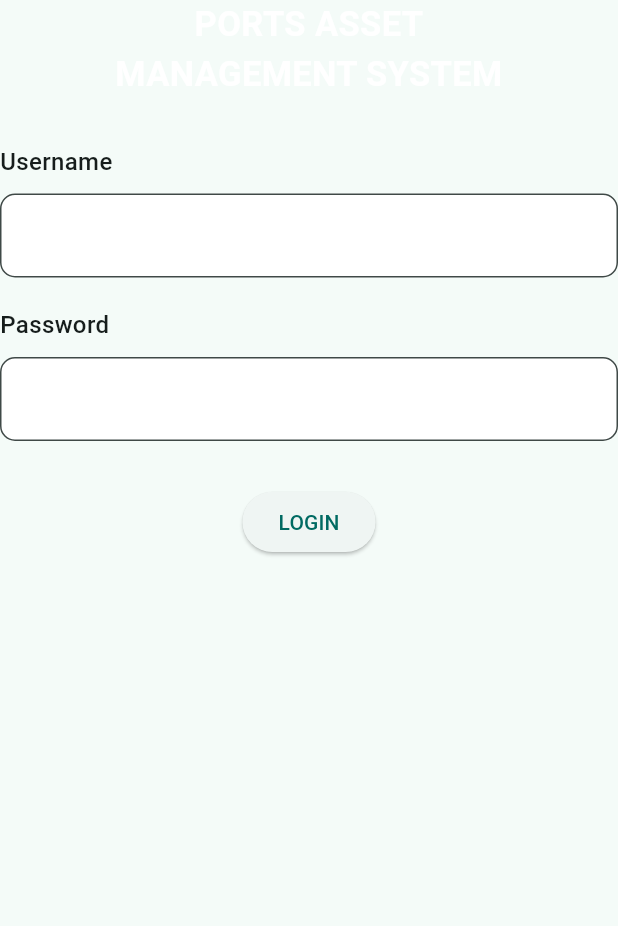
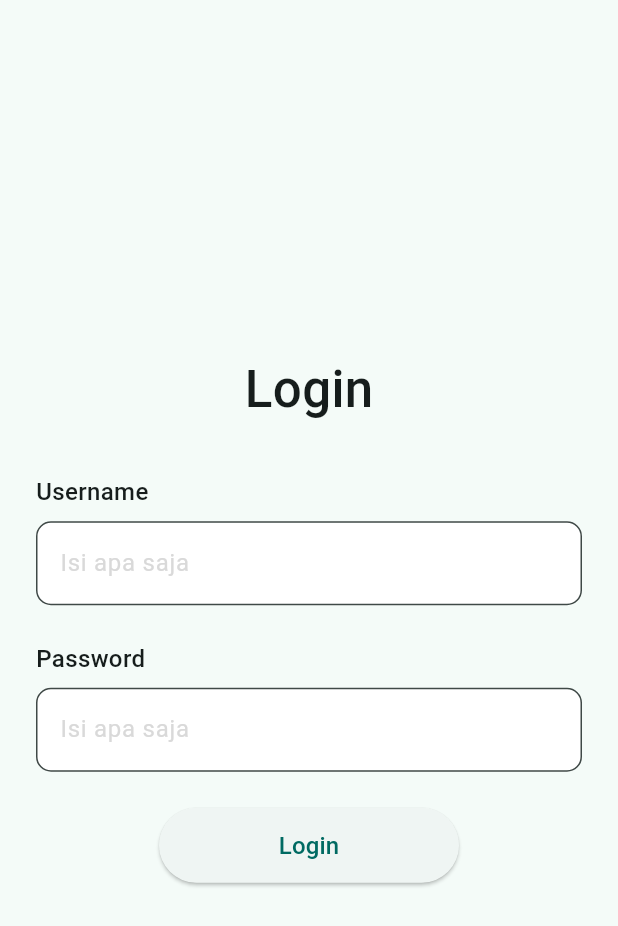
Before and after one commit to randytia29/kampung_snack, a Flutter app: the screen it shows after launch, on a phone screen of 412 x 824 dp. Shown: the top 926 px of the screen. Run offline on Flutter 3.47's test engine with Material 2 defaults, Android fonts, the phone set to English and light mode, and no system bars; our stand-ins replace bloc, equatable, flutter_bloc, get_it, shared_preferences.

Commit message:
login web

```diff
--- a/lib/app.dart
+++ b/lib/app.dart
@@ -1,5 +1,8 @@
 import 'package:flutter/material.dart';
+import 'package:kampung_snack/screens/home_screen.dart';
 import 'package:kampung_snack/screens/login_screen.dart';
+import 'package:kampung_snack/sl.dart';
+import 'package:kampung_snack/utils/shared_pref.dart';
 
 import 'theme_manager/theme_data_manager.dart';
 
@@ -8,9 +11,11 @@ class MyApp extends StatelessWidget {
 
   @override
   Widget build(BuildContext context) {
+    final token = sl<SharedPref>().getAccessToken();
+
     return MaterialApp(
       theme: getApplicationThemeData(),
-      home: const LoginScreen(),
+      home: token == null ? const LoginScreen() : const HomeScreen(),
     );
   }
 }
--- a/lib/screens/login_screen.dart
+++ b/lib/screens/login_screen.dart
@@ -1,8 +1,12 @@
 import 'package:flutter/material.dart';
+import 'package:flutter_bloc/flutter_bloc.dart';
+import 'package:kampung_snack/features/auth/cubit/login_cubit.dart';
+import 'package:kampung_snack/screens/home_screen.dart';
+import 'package:kampung_snack/sl.dart';
+import 'package:kampung_snack/theme_manager/navigation_manager.dart';
 
-import '../widgets/custom_text_form.dart';
-import '../widgets/login_title.dart';
-import '../widgets/ports_button.dart';
+import '../widgets/login_mobile_page.dart';
+import '../widgets/login_web_page.dart';
 
 class LoginScreen extends StatefulWidget {
   const LoginScreen({super.key});
@@ -13,74 +17,62 @@ class LoginScreen extends StatefulWidget {
 
 class _LoginScreenState extends State<LoginScreen> {
   final _formKey = GlobalKey<FormState>();
-  late TextEditingController usernameController;
-  late TextEditingController passwordController;
+  late TextEditingController _usernameController;
+  late TextEditingController _passwordController;
+
+  late LoginCubit _loginCubit;
 
   @override
   void initState() {
     super.initState();
-    usernameController = TextEditingController();
-    passwordController = TextEditingController();
+    _usernameController = TextEditingController();
+    _passwordController = TextEditingController();
+
+    _loginCubit = sl<LoginCubit>();
   }
 
   @override
   void dispose() {
-    usernameController.dispose();
-    passwordController.dispose();
+    _usernameController.dispose();
+    _passwordController.dispose();
+
+    _loginCubit.close();
     super.dispose();
   }
 
   @override
   Widget build(BuildContext context) {
     return Scaffold(
-      body: Form(
-        key: _formKey,
-        child: Column(
-          children: [
-            const LoginTitle(),
-            const SizedBox(
-              height: 30,
-            ),
-            CustomTextForm(
-              controller: usernameController,
-              textInputAction: TextInputAction.next,
-              validate: (value) {
-                if ((value ?? '').isEmpty) {
-                  return 'Isi username';
+      body: BlocProvider(
+        create: (BuildContext context) => _loginCubit,
+        child: BlocListener<LoginCubit, LoginState>(
+          listener: (BuildContext context, loginState) {
+            if (loginState is LoginSuccess) {
+              context.toJumpPage(const HomeScreen());
+            }
+          },
+          child: Form(
+            key: _formKey,
+            child: LayoutBuilder(
+              builder: (context, constraints) {
+                if (constraints.maxWidth <= 600) {
+                  return LoginMobilePage(
+                    usernameController: _usernameController,
+                    passwordController: _passwordController,
+                    formKey: _formKey,
+                    loginCubit: _loginCubit,
+                  );
                 } else {
-                  return null;
+                  return LoginWebPage(
+                    usernameController: _usernameController,
+                    passwordController: _passwordController,
+                    formKey: _formKey,
+                    loginCubit: _loginCubit,
+                  );
                 }
               },
-              title: 'Username',
             ),
-            const SizedBox(
-              height: 20,
-            ),
-            CustomTextForm(
-              controller: passwordController,
-              obscureText: true,
-              validate: (value) {
-                if ((value ?? '').isEmpty) {
-                  return 'Isi password';
-                } else {
-                  return null;
-                }
-              },
-              title: 'Password',
-            ),
-            const SizedBox(
-              height: 30,
-            ),
-            PortsButton(
-              text: 'LOGIN',
-              onTap: () {
-                if ((_formKey.currentState ?? FormState()).validate()) {}
-              },
-            ),
-            const SizedBox(
-              height: 30,
-            ),
-          ],
+          ),
         ),
       ),
     );
--- a/lib/theme_manager/navigation_manager.dart
+++ b/lib/theme_manager/navigation_manager.dart
@@ -26,4 +26,10 @@ extension Navigate on BuildContext {
 
   void toPageSlide(Widget page) =>
       Navigator.of(this).push(NavigateManager._routeTransition(page));
+
+  void toJumpPage(Widget page) => Navigator.of(this).pushReplacement(
+        MaterialPageRoute(
+          builder: (context) => page,
+        ),
+      );
 }
--- a/lib/widgets/ports_button.dart
+++ b/lib/widgets/custom_button.dart
@@ -1,27 +1,24 @@
 import 'package:flutter/material.dart';
 
-class PortsButton extends StatelessWidget {
-  const PortsButton({
+class CustomButton extends StatelessWidget {
+  const CustomButton({
     Key? key,
     required this.text,
     required this.onTap,
-    this.size,
-    this.fontSize,
   }) : super(key: key);
 
   final String text;
   final void Function()? onTap;
-  final Size? size;
-  final double? fontSize;
 
   @override
   Widget build(BuildContext context) {
     return ElevatedButton(
+      style: ElevatedButton.styleFrom(minimumSize: const Size(200, 50)),
       onPressed: onTap,
       child: Text(
         text,
-        style: TextStyle(
-          fontSize: fontSize,
+        style: const TextStyle(
+          fontSize: 16,
         ),
       ),
     );
--- a/lib/widgets/custom_text_form.dart
+++ b/lib/widgets/custom_text_form.dart
@@ -1,5 +1,6 @@
 import 'package:flutter/material.dart';
 import 'package:kampung_snack/theme_manager/color_manager.dart';
+import 'package:kampung_snack/theme_manager/space_manager.dart';
 
 class CustomTextForm extends StatelessWidget {
   const CustomTextForm({
@@ -9,7 +10,6 @@ class CustomTextForm extends StatelessWidget {
     this.obscureText = false,
     this.textInputAction,
     required this.title,
-    this.suffix,
     this.textInputType,
   }) : super(key: key);
 
@@ -18,21 +18,20 @@ class CustomTextForm extends StatelessWidget {
   final bool obscureText;
   final TextInputAction? textInputAction;
   final String title;
-  final Widget? suffix;
   final TextInputType? textInputType;
 
   @override
   Widget build(BuildContext context) {
-    return Column(
+    return Padding(
+      padding: const EdgeInsets.symmetric(horizontal: 24),
+      child: Column(
         crossAxisAlignment: CrossAxisAlignment.start,
         children: [
           Text(
             title,
             style: const TextStyle(fontSize: 16, fontWeight: FontWeight.w500),
           ),
-        const SizedBox(
-          height: 10,
-        ),
+          8.0.spaceY,
           TextFormField(
             keyboardType: textInputType,
             style: const TextStyle(fontSize: 16),
@@ -40,9 +39,10 @@ class CustomTextForm extends StatelessWidget {
             obscureText: obscureText,
             controller: controller,
             decoration: InputDecoration(
+              hintText: 'Isi apa saja',
+              hintStyle: TextStyle(color: ColorManager.grey, fontSize: 16),
               fillColor: ColorManager.white,
               filled: true,
-            suffixIcon: suffix,
               border: OutlineInputBorder(
                 borderSide: BorderSide(color: ColorManager.grey),
                 borderRadius: const BorderRadius.all(Radius.circular(10)),
@@ -51,6 +51,7 @@ class CustomTextForm extends StatelessWidget {
             validator: validate,
           ),
         ],
+      ),
     );
   }
 }
--- /dev/null
+++ b/lib/widgets/login_mobile_page.dart
@@ -0,0 +1,71 @@
+import 'package:flutter/material.dart';
+import 'package:kampung_snack/theme_manager/space_manager.dart';
+
+import '../features/auth/cubit/login_cubit.dart';
+import 'custom_button.dart';
+import 'custom_text_form.dart';
+import 'login_title.dart';
+
+class LoginMobilePage extends StatelessWidget {
+  const LoginMobilePage({
+    super.key,
+    required TextEditingController usernameController,
+    required TextEditingController passwordController,
+    required GlobalKey<FormState> formKey,
+    required LoginCubit loginCubit,
+  })  : _usernameController = usernameController,
+        _passwordController = passwordController,
+        _formKey = formKey,
+        _loginCubit = loginCubit;
+
+  final TextEditingController _usernameController;
+  final TextEditingController _passwordController;
+  final GlobalKey<FormState> _formKey;
+  final LoginCubit _loginCubit;
+
+  @override
+  Widget build(BuildContext context) {
+    return Column(
+      mainAxisAlignment: MainAxisAlignment.center,
+      children: [
+        const LoginTitle(),
+        32.0.spaceY,
+        CustomTextForm(
+          controller: _usernameController,
+          textInputAction: TextInputAction.next,
+          validate: (value) {
+            if ((value ?? '').isEmpty) {
+              return 'Isi username';
+            } else {
+              return null;
+            }
+          },
+          title: 'Username',
+        ),
+        24.0.spaceY,
+        CustomTextForm(
+          controller: _passwordController,
+          obscureText: true,
+          validate: (value) {
+            if ((value ?? '').isEmpty) {
+              return 'Isi password';
+            } else {
+              return null;
+            }
+          },
+          title: 'Password',
+        ),
+        24.0.spaceY,
+        CustomButton(
+          text: 'Login',
+          onTap: () {
+            if ((_formKey.currentState ?? FormState()).validate()) {
+              _loginCubit.startLogin(
+                  _usernameController.text, _passwordController.text);
+            }
+          },
+        ),
+      ],
+    );
+  }
+}
--- a/lib/widgets/login_title.dart
+++ b/lib/widgets/login_title.dart
@@ -1,5 +1,4 @@
 import 'package:flutter/widgets.dart';
-import 'package:kampung_snack/theme_manager/color_manager.dart';
 
 class LoginTitle extends StatelessWidget {
   const LoginTitle({
@@ -8,19 +7,12 @@ class LoginTitle extends StatelessWidget {
 
   @override
   Widget build(BuildContext context) {
-    return Column(
-      mainAxisAlignment: MainAxisAlignment.center,
-      children: [
-        Text(
-          'Ports Asset\nManagement System'.toUpperCase(),
-          style: TextStyle(
-            fontWeight: FontWeight.w700,
-            fontSize: 23,
-            color: ColorManager.white,
-          ),
-          textAlign: TextAlign.center,
-        ),
-      ],
+    return const Text(
+      'Login',
+      style: TextStyle(
+        fontWeight: FontWeight.w500,
+        fontSize: 34,
+      ),
     );
   }
 }
```
Also changed, not shown: lib/screens/home_screen.dart (added, +14 -0 lines), lib/widgets/login_web_page.dart (added, +82 -0 lines). Lines whose indentation alone changed are shown as unchanged.
